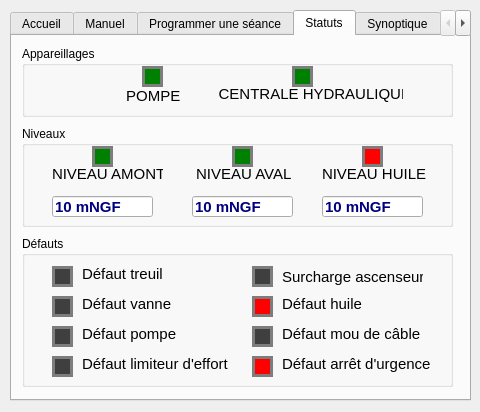
hardware/AscenseurPoissons, file CODAGE/IHM/ui.ui: the form before one commit.
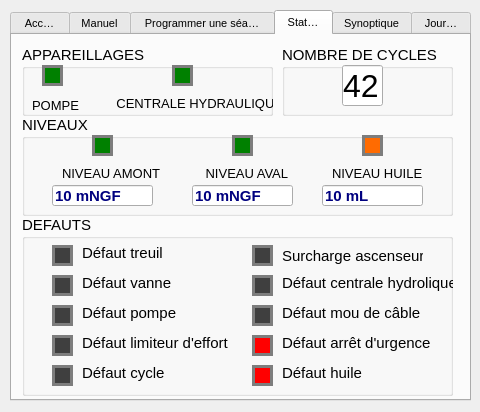
The form after the commit. The open tabs and pages were chosen to show the change. Icons and pictures are not drawn.

Diff of the .ui file:
```diff
--- a/CODAGE/IHM/ui.ui
+++ b/CODAGE/IHM/ui.ui
@@ -22,11 +22,39 @@
      <height>391</height>
     </rect>
    </property>
+   <property name="font">
+    <font>
+     <pointsize>8</pointsize>
+     <weight>50</weight>
+     <bold>false</bold>
+    </font>
+   </property>
    <property name="styleSheet">
     <string notr="true"/>
    </property>
    <property name="currentIndex">
-    <number>5</number>
+    <number>0</number>
+   </property>
+   <property name="iconSize">
+    <size>
+     <width>24</width>
+     <height>24</height>
+    </size>
+   </property>
+   <property name="elideMode">
+    <enum>Qt::ElideRight</enum>
+   </property>
+   <property name="usesScrollButtons">
+    <bool>false</bool>
+   </property>
+   <property name="documentMode">
+    <bool>false</bool>
+   </property>
+   <property name="tabsClosable">
+    <bool>false</bool>
+   </property>
+   <property name="movable">
+    <bool>false</bool>
    </property>
    <widget class="QWidget" name="tab_6">
     <attribute name="title">
@@ -981,17 +1009,24 @@
       <rect>
        <x>10</x>
        <y>10</y>
-       <width>431</width>
+       <width>251</width>
        <height>71</height>
       </rect>
      </property>
+     <property name="font">
+      <font>
+       <pointsize>11</pointsize>
+       <weight>50</weight>
+       <bold>false</bold>
+      </font>
+     </property>
      <property name="title">
-      <string>Appareillages</string>
+      <string>APPAREILLAGES</string>
      </property>
      <widget class="QLabel" name="label_3">
       <property name="geometry">
        <rect>
-        <x>120</x>
+        <x>20</x>
         <y>20</y>
         <width>21</width>
         <height>21</height>
@@ -1008,28 +1043,28 @@
      <widget class="QLabel" name="label_4">
       <property name="geometry">
        <rect>
-        <x>100</x>
-        <y>40</y>
+        <x>10</x>
+        <y>50</y>
         <width>61</width>
         <height>20</height>
        </rect>
       </property>
       <property name="font">
        <font>
-        <pointsize>11</pointsize>
+        <pointsize>10</pointsize>
        </font>
       </property>
       <property name="styleSheet">
        <string notr="true"/>
       </property>
       <property name="text">
-       <string> POMPE</string>
+       <string>POMPE</string>
       </property>
      </widget>
      <widget class="QLabel" name="label_5">
       <property name="geometry">
        <rect>
-        <x>270</x>
+        <x>150</x>
         <y>20</y>
         <width>21</width>
         <height>21</height>
@@ -1046,15 +1081,15 @@
      <widget class="QLabel" name="label_6">
       <property name="geometry">
        <rect>
-        <x>180</x>
-        <y>40</y>
+        <x>80</x>
+        <y>50</y>
         <width>201</width>
         <height>16</height>
        </rect>
       </property>
       <property name="font">
        <font>
-        <pointsize>11</pointsize>
+        <pointsize>10</pointsize>
        </font>
       </property>
       <property name="text">
@@ -1066,26 +1101,31 @@
      <property name="geometry">
       <rect>
        <x>10</x>
-       <y>90</y>
+       <y>80</y>
        <width>431</width>
        <height>101</height>
       </rect>
      </property>
+     <property name="font">
+      <font>
+       <pointsize>11</pointsize>
+      </font>
+     </property>
      <property name="title">
-      <string>Niveaux</string>
+      <string>NIVEAUX</string>
      </property>
      <widget class="QLabel" name="label_8">
       <property name="geometry">
        <rect>
-        <x>300</x>
-        <y>40</y>
+        <x>310</x>
+        <y>50</y>
         <width>111</width>
         <height>16</height>
        </rect>
       </property>
       <property name="font">
        <font>
-        <pointsize>11</pointsize>
+        <pointsize>10</pointsize>
        </font>
       </property>
       <property name="text">
@@ -1095,15 +1135,15 @@
      <widget class="QLabel" name="label_10">
       <property name="geometry">
        <rect>
-        <x>30</x>
-        <y>40</y>
+        <x>40</x>
+        <y>50</y>
         <width>111</width>
         <height>16</height>
        </rect>
       </property>
       <property name="font">
        <font>
-        <pointsize>11</pointsize>
+        <pointsize>10</pointsize>
        </font>
       </property>
       <property name="text">
@@ -1120,7 +1160,7 @@
        </rect>
       </property>
       <property name="styleSheet">
-       <string notr="true">background-color: red;
+       <string notr="true">background-color: rgb(255, 107, 1);
 border:3px solid  rgb(125, 125, 125);</string>
       </property>
       <property name="text">
@@ -1130,15 +1170,15 @@
      <widget class="QLabel" name="label_11">
       <property name="geometry">
        <rect>
-        <x>170</x>
-        <y>40</y>
+        <x>180</x>
+        <y>50</y>
         <width>101</width>
         <height>16</height>
        </rect>
       </property>
       <property name="font">
        <font>
-        <pointsize>11</pointsize>
+        <pointsize>10</pointsize>
        </font>
       </property>
       <property name="text">
@@ -1222,7 +1262,7 @@
        <string notr="true">color: rgb(0, 0, 127);</string>
       </property>
       <property name="text">
-       <string>10 mNGF</string>
+       <string>10 mL</string>
       </property>
      </widget>
      <widget class="QLineEdit" name="lineEdit_9">
@@ -1263,13 +1303,18 @@
      <property name="geometry">
       <rect>
        <x>10</x>
-       <y>200</y>
+       <y>180</y>
        <width>431</width>
-       <height>151</height>
+       <height>181</height>
       </rect>
      </property>
+     <property name="font">
+      <font>
+       <pointsize>11</pointsize>
+      </font>
+     </property>
      <property name="title">
-      <string>Défauts</string>
+      <string>DEFAUTS</string>
      </property>
      <widget class="QLabel" name="label_19">
       <property name="geometry">
@@ -1365,7 +1410,7 @@
        <rect>
         <x>260</x>
         <y>60</y>
-        <width>111</width>
+        <width>181</width>
         <height>16</height>
        </rect>
       </property>
@@ -1375,7 +1420,7 @@
        </font>
       </property>
       <property name="text">
-       <string>Défaut huile</string>
+       <string>Défaut centrale hydrolique</string>
       </property>
      </widget>
      <widget class="QLabel" name="label_29">
@@ -1517,23 +1562,6 @@
        <string/>
       </property>
      </widget>
-     <widget class="QLabel" name="label_36">
-      <property name="geometry">
-       <rect>
-        <x>230</x>
-        <y>60</y>
-        <width>21</width>
-        <height>21</height>
-       </rect>
-      </property>
-      <property name="styleSheet">
-       <string notr="true">background-color: red;
-border:3px solid  rgb(125, 125, 125);</string>
-      </property>
-      <property name="text">
-       <string/>
-      </property>
-     </widget>
      <widget class="QLabel" name="label_23">
       <property name="geometry">
        <rect>
@@ -1551,7 +1579,135 @@
        <string/>
       </property>
      </widget>
+     <widget class="QLabel" name="label_37">
+      <property name="geometry">
+       <rect>
+        <x>60</x>
+        <y>150</y>
+        <width>151</width>
+        <height>16</height>
+       </rect>
+      </property>
+      <property name="font">
+       <font>
+        <pointsize>11</pointsize>
+       </font>
+      </property>
+      <property name="text">
+       <string>Défaut cycle</string>
+      </property>
+     </widget>
+     <widget class="QLabel" name="label_38">
+      <property name="geometry">
+       <rect>
+        <x>30</x>
+        <y>150</y>
+        <width>21</width>
+        <height>21</height>
+       </rect>
+      </property>
+      <property name="styleSheet">
+       <string notr="true">background-color: rgb(63, 63, 63);
+border:3px solid  rgb(125, 125, 125);</string>
+      </property>
+      <property name="text">
+       <string/>
+      </property>
+     </widget>
+     <widget class="QLabel" name="label_39">
+      <property name="geometry">
+       <rect>
+        <x>230</x>
+        <y>150</y>
+        <width>21</width>
+        <height>21</height>
+       </rect>
+      </property>
+      <property name="styleSheet">
+       <string notr="true">background-color: red;
+border:3px solid  rgb(125, 125, 125);</string>
+      </property>
+      <property name="text">
+       <string/>
+      </property>
+     </widget>
+     <widget class="QLabel" name="label_27">
+      <property name="geometry">
+       <rect>
+        <x>260</x>
+        <y>150</y>
+        <width>111</width>
+        <height>16</height>
+       </rect>
+      </property>
+      <property name="font">
+       <font>
+        <pointsize>11</pointsize>
+       </font>
+      </property>
+      <property name="text">
+       <string>Défaut huile</string>
+      </property>
+     </widget>
+     <widget class="QLabel" name="label_40">
+      <property name="geometry">
+       <rect>
+        <x>230</x>
+        <y>60</y>
+        <width>21</width>
+        <height>21</height>
+       </rect>
+      </property>
+      <property name="styleSheet">
+       <string notr="true">background-color: rgb(63, 63, 63);
+border:3px solid  rgb(125, 125, 125);</string>
+      </property>
+      <property name="text">
+       <string/>
+      </property>
+     </widget>
     </widget>
+    <widget class="QGroupBox" name="groupBox_3">
+     <property name="geometry">
+      <rect>
+       <x>270</x>
+       <y>10</y>
+       <width>171</width>
+       <height>71</height>
+      </rect>
+     </property>
+     <property name="font">
+      <font>
+       <pointsize>11</pointsize>
+      </font>
+     </property>
+     <property name="title">
+      <string>NOMBRE DE CYCLES</string>
+     </property>
+     <widget class="QLineEdit" name="lineEdit_10">
+      <property name="geometry">
+       <rect>
+        <x>60</x>
+        <y>20</y>
+        <width>41</width>
+        <height>41</height>
+       </rect>
+      </property>
+      <property name="font">
+       <font>
+        <pointsize>24</pointsize>
+       </font>
+      </property>
+      <property name="text">
+       <string>42</string>
+      </property>
+     </widget>
+    </widget>
+    <zorder>groupBox</zorder>
+    <zorder>groupBox_2</zorder>
+    <zorder>groupBox_7</zorder>
+    <zorder>groupBox_3</zorder>
+    <zorder>groupBox_3</zorder>
    </widget>
    <widget class="QWidget" name="tab_2">
     <attribute name="title">
```
Left out of the diff: 27 changed lines with no effect on the pictures.
